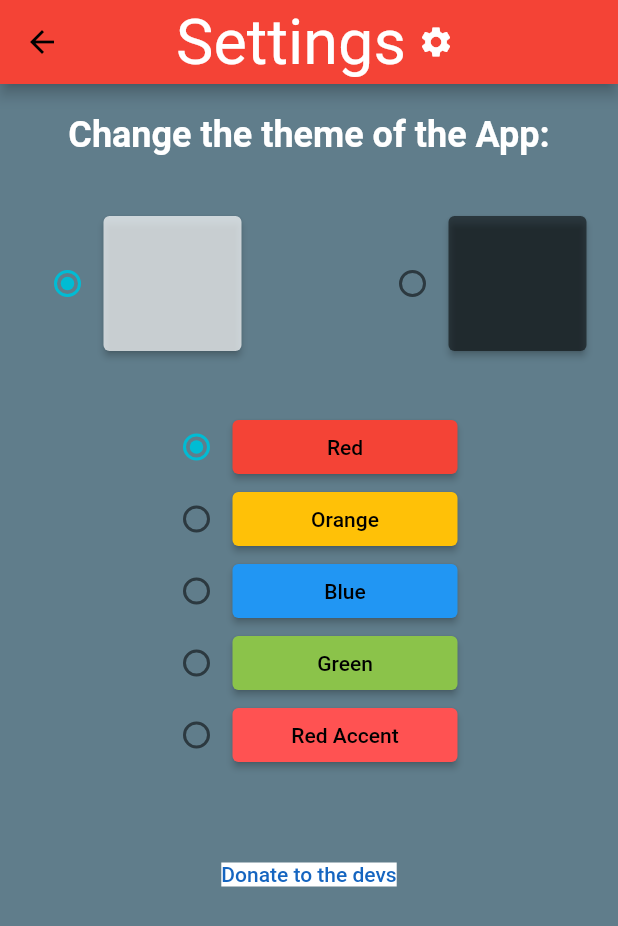
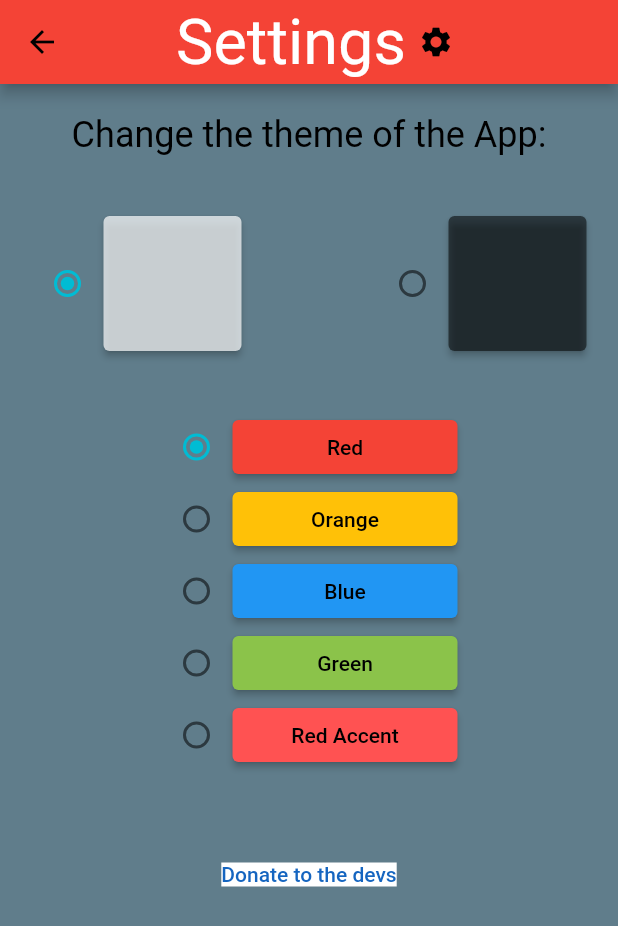
Before and after one commit to BogyMitutoyoCTL/BOGY-App-2023-04, a Flutter app: the screen it shows after launch, after a tap on "Settings", on a phone screen of 412 x 824 dp. Shown: the top 926 px of the screen. Run offline on Flutter 3.47's test engine with Material 2 defaults, Android fonts, the phone set to English and light mode, and no system bars; our stand-ins replace shared_preferences; generated files the repository leaves out were written again; Roboto replaces fonts that are missing (Shyler).

Commit message:
fixed problems

```diff
--- a/multitimer/lib/Settings.dart
+++ b/multitimer/lib/Settings.dart
@@ -31,13 +31,9 @@ class _SettingsState extends State<Settings> {
               padding: const EdgeInsets.all(8.0),
               child: new Text(
                 AppLocalizations.of(context)!.settings,
-                style: TextStyle(color: textcolor),
               ),
             ),
-            Icon(
-              Icons.settings,
-              color: Colors.white,
-            ),
+            Icon(Icons.settings),
           ],
         ),
         centerTitle: true,
@@ -49,11 +45,7 @@ class _SettingsState extends State<Settings> {
             child: Row(
               mainAxisAlignment: MainAxisAlignment.center,
               children: [
-                new Text(
-                  AppLocalizations.of(context)!.changetheme,
-                  style:
-                      TextStyle(color: textcolor, fontWeight: FontWeight.w700),
-                ),
+                new Text(AppLocalizations.of(context)!.changetheme),
               ],
             ),
           ),
--- /dev/null
+++ b/multitimer/lib/data/ExpiredTimerData.dart
@@ -0,0 +1,5 @@
+import 'Timer.dart';
+
+class ExpiredTimerData {
+  late Timer timer;
+}
```
Also changed, not shown: multitimer/lib/ExpiredTimers.dart (+7 -6 lines), multitimer/lib/SubWidgets/ExpiredTimer.dart (+6 -5 lines).
